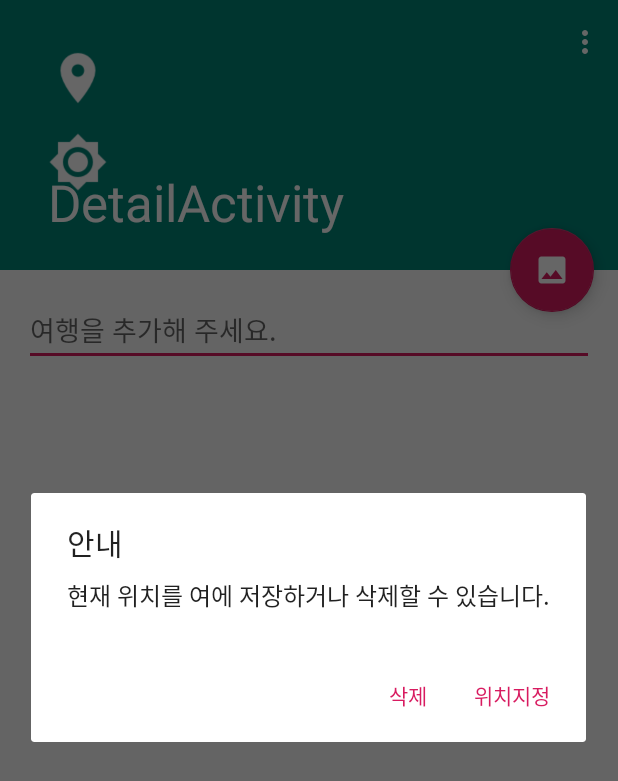
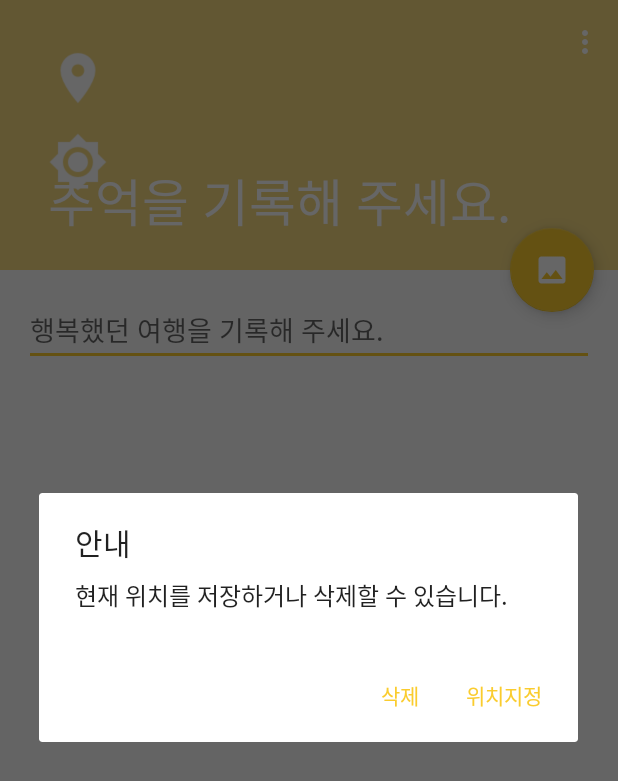
Before and after one commit to chokwonsik/Trip_app, an Android app: the DetailActivity screen opened directly, with no data from a screen before it, in the options menu, after a tap on "위치설정", on a phone screen of 412 x 824 dp. Shown: the top 781 px of the screen. Run offline under Robolectric (Android 15) with nearby library versions, the phone set to English and light mode, and no system bars; libraries missing offline, so code that uses them is left out: com.naver.maps, io.realm; pictures from the network do not load; 1 statement that could not run was skipped.

Commit message:
backup_06.21_22:16
backup_06.21_22:16

```diff
--- a/app/src/main/java/com/kwonsik/chokwonsik/DetailActivity.kt
+++ b/app/src/main/java/com/kwonsik/chokwonsik/DetailActivity.kt
@@ -174,14 +174,14 @@ class DetailActivity : AppCompatActivity() {
                     marker2.map = it
 
                     val marker3 = Marker()
-                    marker3.position = LatLng(35.179888, 129.074981)
+                    marker3.position = LatLng(33.484365, 126.463622)
                     marker3.icon = OverlayImage.fromResource(R.drawable.ic_location)
                     marker3.icon = MarkerIcons.BLACK
                     marker3.iconTintColor = Color.RED
                     marker3.width = 50
                     marker3.height = 80
                     marker3.isIconPerspectiveEnabled = true
-                    marker3.captionText = "부산시청"
+                    marker3.captionText = "돈사돈"
                     marker3.map = it
 
                 }
@@ -217,7 +217,7 @@ class DetailActivity : AppCompatActivity() {
                 // AlertDialog.Builder() 를 사용해서 위치정보 설정을 묻는 다이얼로그를 추가
                 AlertDialog.Builder(this)
                     .setTitle("안내")
-                    .setMessage("현재 위치를 여에 저장하거나 삭제할 수 있습니다.")
+                    .setMessage("현재 위치를 저장하거나 삭제할 수 있습니다.")
                     .setPositiveButton("위치지정", DialogInterface.OnClickListener { dialog, which ->
 
                         // locationManager를 가져와서 위치기능이 켜져있는지 확인 (gps 및 네트워크 기능을 둘다 확인해야함)
@@ -273,7 +273,7 @@ class DetailActivity : AppCompatActivity() {
             R.id.menu_weather -> {
                 AlertDialog.Builder(this)
                     .setTitle("안내")
-                    .setMessage("현재 날씨를 여에 저장하거나 삭제할 수 있습니다.")
+                    .setMessage("현재 날씨를 저장하거나 삭제할 수 있습니다.")
                     .setPositiveButton("날씨 가져오기", DialogInterface.OnClickListener { dialog, which ->
                         val locationManager = getSystemService(Context.LOCATION_SERVICE) as LocationManager
                         val isGPSEnabled = locationManager.isProviderEnabled(LocationManager.GPS_PROVIDER)
--- a/app/src/main/java/com/kwonsik/chokwonsik/IntroActivity.kt
+++ b/app/src/main/java/com/kwonsik/chokwonsik/IntroActivity.kt
@@ -40,7 +40,7 @@ class IntroActivity : AppCompatActivity() {
                 View.SYSTEM_UI_FLAG_IMMERSIVE_STICKY or
                 View.SYSTEM_UI_FLAG_LAYOUT_HIDE_NAVIGATION or
                 View.SYSTEM_UI_FLAG_HIDE_NAVIGATION
-        // 안드로이드 앱을 띄우는 window의 속성을 변경하여 시스템 ui(작업표시)를 숨기고 전체화면으로 표시하는 기
+        // 안드로이드 앱을 띄우는 window의 속성을 변경하여 시스템 ui(작업표시)를 숨기고 전체화면으로 표시하는 기능
 
     }
 
@@ -55,7 +55,7 @@ class IntroActivity : AppCompatActivity() {
 
         handler = Handler()
         handler?.run {
-            postDelayed(runnable, 200)
+            postDelayed(runnable, 5000)
         }
     }
 
--- a/app/src/main/java/com/kwonsik/chokwonsik/KwonsikTripApplication.kt
+++ b/app/src/main/java/com/kwonsik/chokwonsik/KwonsikTripApplication.kt
@@ -7,7 +7,7 @@ import io.realm.Realm
 //앱을 제어하는 객체인 Application을 상속받아 KwonsikTripApplication 클래스를생
 class KwonsikTripApplication() : Application() {
     // 앱 시작시 실행되는 onCreate()함수를 override 하고
-    // 그 안에서 REalm 데이터베이스를 초기화 함
+    // 그 안에서 Realm 데이터베이스를 초기화 함
     override fun onCreate() {
         super.onCreate()
         Realm.init(this)
--- a/app/src/main/res/layout/content_detail.xml
+++ b/app/src/main/res/layout/content_detail.xml
@@ -13,6 +13,6 @@
         android:layout_width="match_parent"
         android:layout_height="wrap_content"
         android:layout_margin="@dimen/text_margin"
-        android:hint="여행을 추가해 주세요." />
+        android:hint="행복했던 여행을 기록해 주세요." />
 
 </androidx.core.widget.NestedScrollView>
--- a/app/src/main/res/layout/item_trip.xml
+++ b/app/src/main/res/layout/item_trip.xml
@@ -9,8 +9,8 @@
     <androidx.cardview.widget.CardView
         android:layout_width="match_parent"
         android:layout_height="match_parent"
-        app:cardBackgroundColor="#ff99CCCC"
-        app:cardCornerRadius="8dp"
+        app:cardBackgroundColor="#F5ECCE"
+        app:cardCornerRadius="30dp"
         app:layout_constraintBottom_toBottomOf="parent"
         app:layout_constraintEnd_toEndOf="parent"
         app:layout_constraintStart_toStartOf="parent"
@@ -54,7 +54,6 @@
                 app:layout_constraintTop_toBottomOf="@+id/titleView" />
 
 
-
             <TextView
                 android:id="@+id/dateView"
                 android:layout_width="wrap_content"
--- a/app/src/main/res/values/colors.xml
+++ b/app/src/main/res/values/colors.xml
@@ -1,6 +1,6 @@
 <?xml version="1.0" encoding="utf-8"?>
 <resources>
-    <color name="colorPrimary">#008577</color>
-    <color name="colorPrimaryDark">#00574B</color>
-    <color name="colorAccent">#D81B60</color>
+    <color name="colorPrimary">#F5DA81</color>
+    <color name="colorPrimaryDark">#F5DA81</color>
+    <color name="colorAccent">#FACC2E</color>
 </resources>
--- a/app/src/main/res/values/strings.xml
+++ b/app/src/main/res/values/strings.xml
@@ -1,7 +1,7 @@
 <resources>
     <string name="app_name">Trip storage</string>
-    <string name="title_activity_list">ListActivity</string>
-    <string name="title_activity_detail">DetailActivity</string>
+    <string name="title_activity_list">여행을 담다.</string>
+    <string name="title_activity_detail">추억을 기록해 주세요.</string>
     <string name="large_text">
         "Material is the metaphor.\n\n"
 
```
Also changed, not shown: app/src/main/res/layout/activity_intro.xml (+12 -4 lines), app/src/main/res/drawable-xxhdpi/intro.png (added), app/src/main/res/drawable-xxhdpi/intro2.png (added), app/src/main/res/drawable-xxhdpi/intro3.png (added), app/src/main/res/drawable/img_intro.png (deleted).
